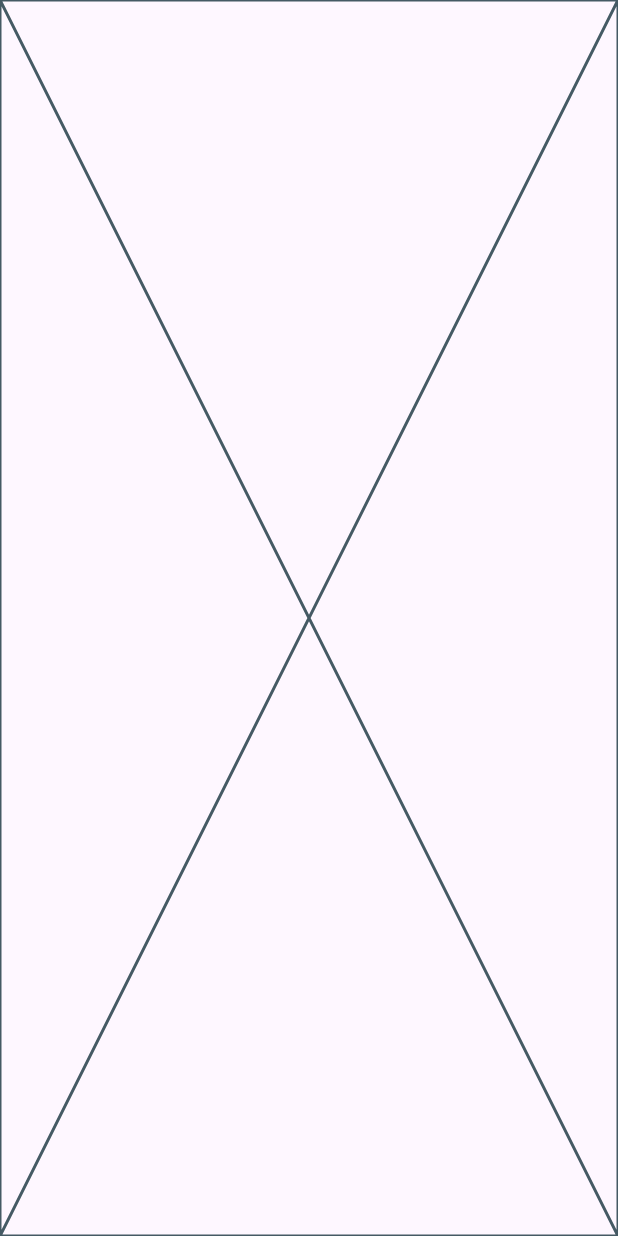
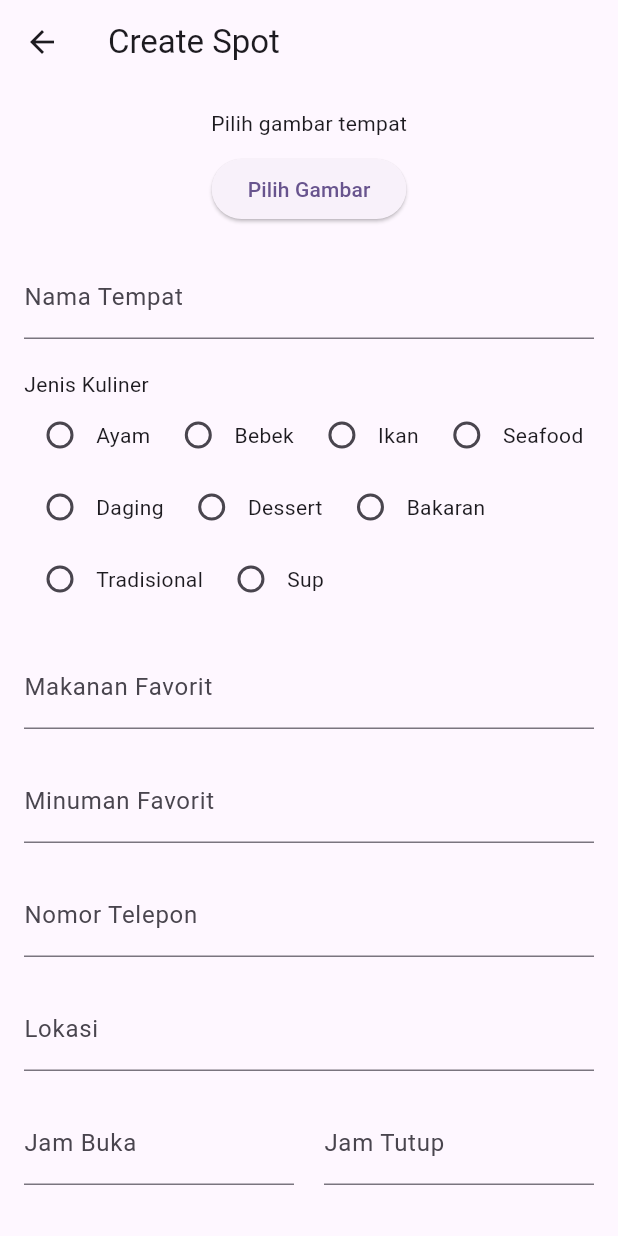
Before and after one commit to dwiponcosuripto4/078_Exercise2_PAML, a Flutter app: the CreateSpotForm screen opened directly, on a phone screen of 412 x 824 dp. Run offline on Flutter 3.47's test engine with Material 3 defaults, Android fonts, the phone set to English and light mode, and no system bars; our stand-ins replace image_picker.

Commit message:
create form Spot

```diff
--- a/lib/screen/create.dart
+++ b/lib/screen/create.dart
@@ -1,6 +1,7 @@
 import 'dart:io';
 import 'package:image_picker/image_picker.dart';
 import 'package:flutter/material.dart';
+import 'package:exercise2/model/Spot.dart';
 
 class CreateSpotForm extends StatefulWidget {
   @override
@@ -35,7 +36,101 @@ class _CreateSpotFormState extends State<CreateSpotForm> {
 
   @override
   Widget build(BuildContext context) {
-    return const Placeholder();
+    return Scaffold(
+      appBar: AppBar(
+        title: Text('Create Spot'),
+      ),
+      body: Padding(
+        padding: EdgeInsets.all(16.0),
+        child: Form(
+          key: _formKey,
+          child: ListView(
+            children: [
+              _buildImagePicker(),
+              SizedBox(height: 20.0),
+              TextFormField(
+                controller: _namaTempatController,
+                decoration: InputDecoration(labelText: 'Nama Tempat'),
+                validator: (value) {
+                  if (value == null || value.isEmpty) {
+                    return 'Nama Tempat tidak boleh kosong';
+                  }
+                  return null;
+                },
+              ),
+              SizedBox(height: 20.0),
+              _buildJenisKulinerRadio(),
+              SizedBox(height: 20.0),
+              TextFormField(
+                controller: _makananFavoritController,
+                decoration: InputDecoration(labelText: 'Makanan Favorit'),
+              ),
+              SizedBox(height: 20.0),
+              TextFormField(
+                controller: _minumanFavoritController,
+                decoration: InputDecoration(labelText: 'Minuman Favorit'),
+              ),
+              SizedBox(height: 20.0),
+              TextFormField(
+                controller: _noTeleponController,
+                decoration: InputDecoration(labelText: 'Nomor Telepon'),
+                keyboardType: TextInputType.phone,
+              ),
+              SizedBox(height: 20.0),
+              TextFormField(
+                controller: _lokasiController,
+                decoration: InputDecoration(labelText: 'Lokasi'),
+              ),
+              SizedBox(height: 20.0),
+              Row(
+                children: [
+                  Expanded(
+                    child: TextFormField(
+                      controller: _jamBukaController,
+                      decoration: InputDecoration(labelText: 'Jam Buka'),
+                    ),
+                  ),
+                  SizedBox(width: 20.0),
+                  Expanded(
+                    child: TextFormField(
+                      controller: _jamTutupController,
+                      decoration: InputDecoration(labelText: 'Jam Tutup'),
+                    ),
+                  ),
+                ],
+              ),
+              SizedBox(height: 20.0),
+              _buildRatingRadio(),
+              SizedBox(height: 20.0),
+              ElevatedButton(
+                onPressed: () {
+                  if (_formKey.currentState!.validate()) {
+                    _formKey.currentState!.save();
+                    // Wrap the data and image path in a container before sending
+                    Spot data = Spot(
+                      namaTempat: _namaTempatController.text,
+                      jenisKuliner: _jenisKuliner,
+                      makananFavorit: _makananFavoritController.text,
+                      minumanFavorit: _minumanFavoritController.text,
+                      gambar: _image!.path,
+                      noTelepon: _noTeleponController.text,
+                      lokasi: _lokasiController.text,
+                      jamBuka: _jamBukaController.text,
+                      jamTutup: _jamTutupController.text,
+                      rating: _rating,
+                    );
+
+                    Navigator.pop(context,
+                        data); // Kembali ke halaman sebelumnya dengan membawa data yang baru ditambahkan
+                  }
+                },
+                child: Text('Submit'),
+              ),
+            ],
+          ),
+        ),
+      ),
+    );
   }
 
   Widget _buildImagePicker() {
```
